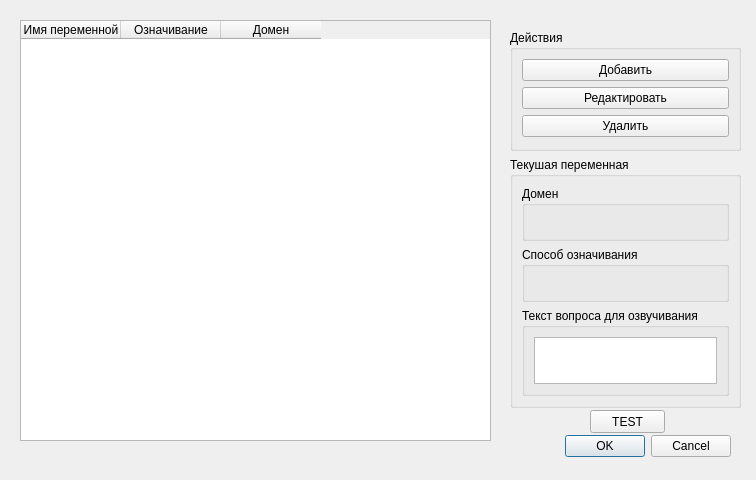
muxaulmarin/CocktailExpertSystem, file gui/DialogVariables.ui: the form before one commit.
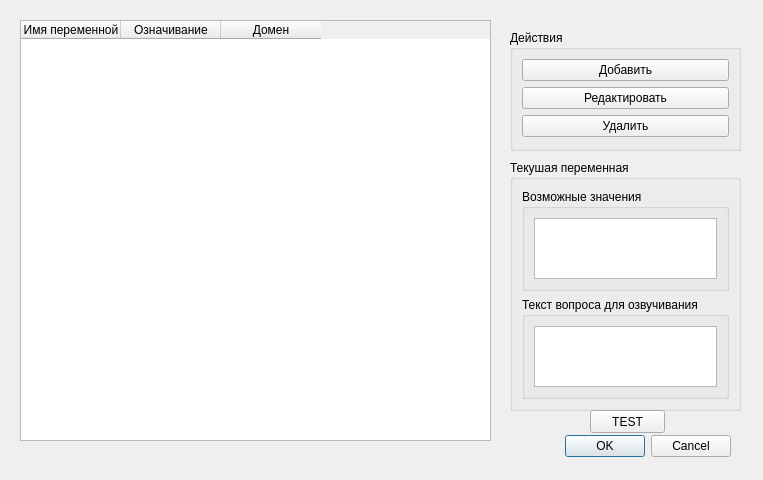
The form after the commit.

```diff
--- a/gui/DialogVariables.ui
+++ b/gui/DialogVariables.ui
@@ -6,7 +6,7 @@
    <rect>
     <x>0</x>
     <y>0</y>
-    <width>756</width>
+    <width>763</width>
     <height>480</height>
    </rect>
   </property>
@@ -94,7 +94,7 @@
    <property name="geometry">
     <rect>
      <x>510</x>
-     <y>157</y>
+     <y>160</y>
      <width>231</width>
      <height>251</height>
     </rect>
@@ -106,31 +106,11 @@
     <item>
      <widget class="QGroupBox" name="groupBox_3">
       <property name="title">
-       <string>Домен</string>
+       <string>Возможные значения</string>
       </property>
       <layout class="QVBoxLayout" name="verticalLayout_3">
        <item>
-        <widget class="QLabel" name="textDomain">
-         <property name="text">
-          <string/>
-         </property>
-        </widget>
-       </item>
-      </layout>
-     </widget>
-    </item>
-    <item>
-     <widget class="QGroupBox" name="groupBox_4">
-      <property name="title">
-       <string>Способ означивания</string>
-      </property>
-      <layout class="QVBoxLayout" name="verticalLayout_4">
-       <item>
-        <widget class="QLabel" name="text_box2">
-         <property name="text">
-          <string/>
-         </property>
-        </widget>
+        <widget class="QListWidget" name="domainValues"/>
        </item>
       </layout>
      </widget>
```
Left out of the diff: 2 changed lines with no effect on the pictures.
